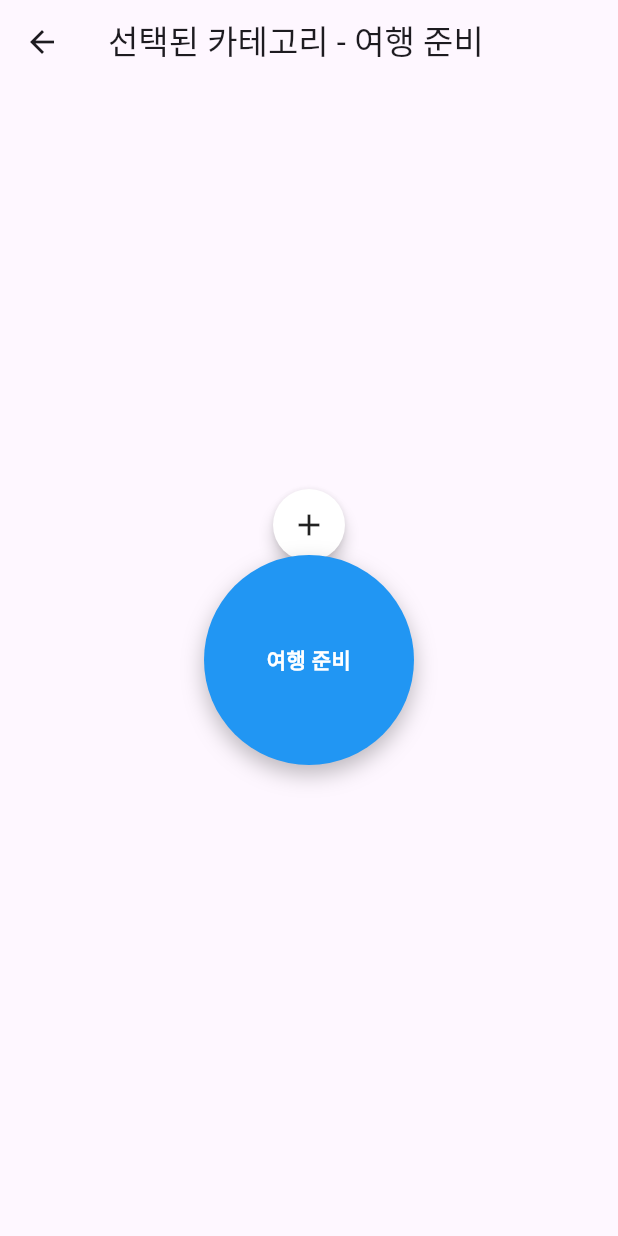
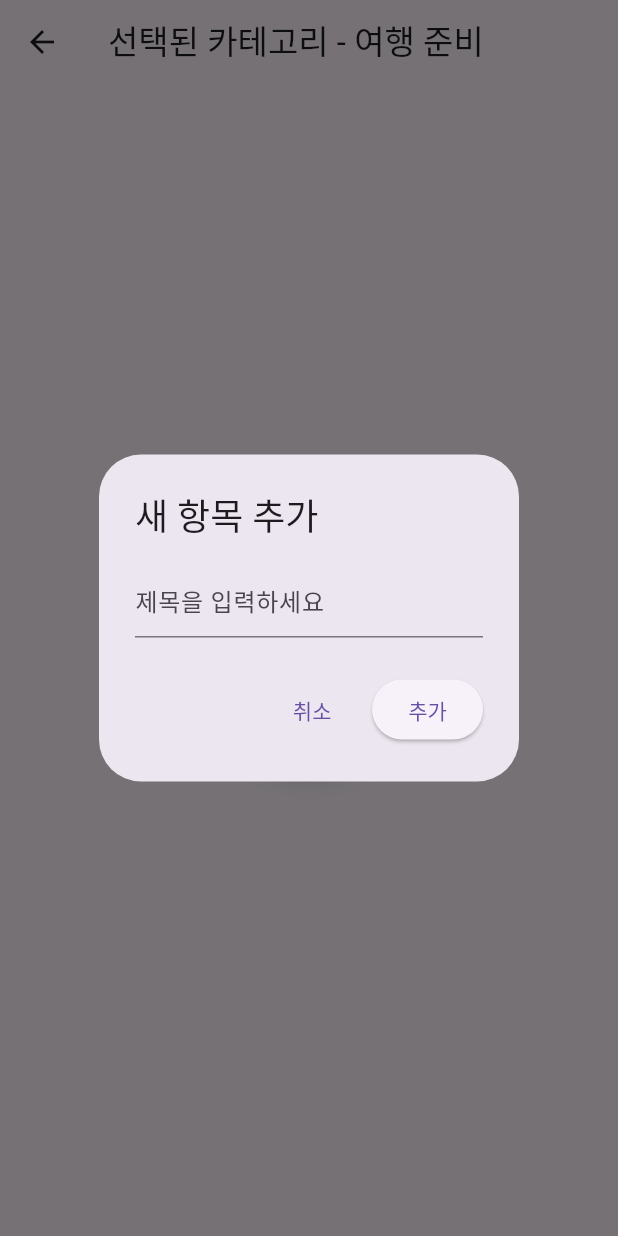
Before and after one commit to forthewy/pack-up-flutter, a Flutter app: the MindMapScreen screen opened directly with empty values, after a tap on "여행 준비", after a tap on the "add" icon, on a phone screen of 412 x 824 dp. Run offline on Flutter 3.47's test engine with Material 3 defaults, Android fonts, the phone set to English and light mode, and no system bars; our stand-ins replace isar; accounts and stored records are empty; generated files the repository leaves out were written again; Roboto replaces fonts that are missing (GowunDodumKor).

Commit message:
마인드맵 스크린 제작 #1 노드 추가 하는 중

```diff
--- a/lib/screens/mindmap_screen.dart
+++ b/lib/screens/mindmap_screen.dart
@@ -1,6 +1,7 @@
 import 'package:flutter/material.dart';
 import '../services/isar_service.dart';
 import '../models/item.dart';
+import 'package:isar/isar.dart';
 
 class MindMapScreen extends StatefulWidget {
   final int category;
@@ -19,59 +20,30 @@ class MindMapScreen extends StatefulWidget {
 class _MindMapScreenState extends State<MindMapScreen> {
 
   bool rootSelected = false;
+  List<Item> items = [];
 
   @override void initState() {
     // TODO: implement initState
     super.initState();
+    _loadRootItems();
   }
 
-//   List<Item> rootNodes = [];
-//   Map<int, List<Item>> childNodes = {};
+  List<Item> rootNodes = [];
+  Map<int, List<Item>> childNodes = {};
 //
-//   @override
-//   void initState() {
-//     super.initState();
-//     _ensureCategoryRoot();
-//   }
-//
-//   // ---------------- 중앙 루트 자동 생성 ----------------
-//   Future<void> _ensureCategoryRoot() async {
-//     final roots = await widget.isarService.getRootItems(widget.category);
-//
-//     if (roots.isNotEmpty) {
-//       setState(() => rootNodes = roots);
-//       return;
-//     }
-//
-//     final root = Item()
-//       ..title = _categoryName(widget.category)
-//       ..category = widget.category
-//       ..parentId = null;
-//
-//    // await widget.isarService.createItem(root);
-//
-//     _loadRootNodes();
-//   }
-//
-//   String _categoryName(int category) {
-//     const names = [
-//       "여행 준비",
-//       "시험 준비",
-//       "쇼핑 목록",
-//       "이사 체크",
-//       "운동 루틴",
-//       "하루 계획",
-//       "회사 준비",
-//       "기타 목록",
-//     ];
-//     return names[category];
-//   }
-//
-//   // ---------------- READ ROOT ----------------
-//   Future<void> _loadRootNodes() async {
-//     final nodes = await widget.isarService.getRootItems(widget.category);
-//     setState(() => rootNodes = nodes);
-//   }
+  Future<void> _loadRootItems() async {
+    final result = await isar.items
+        .filter()
+        .categoryEqualTo(widget.category)
+        .parentIdIsNull()
+        .findAll();
+
+    setState(() {
+      items = result;
+    });
+  }
+
+
 //
 //   // ---------------- READ CHILDREN ----------------
 //   Future<void> _loadChildren(int parentId) async {
@@ -79,50 +51,49 @@ class _MindMapScreenState extends State<MindMapScreen> {
 //     setState(() => childNodes[parentId] = children);
 //   }
 //
-//   // ---------------- CREATE NODE ----------------
-//   Future<void> _addNode(int? parentId) async {
-//     final controller = TextEditingController();
-//
-//     await showDialog(
-//       context: context,
-//       builder: (_) => AlertDialog(
-//         title: const Text("새 항목 추가"),
-//         content: TextField(
-//           controller: controller,
-//           decoration: const InputDecoration(hintText: "제목을 입력하세요"),
-//         ),
-//         actions: [
-//           TextButton(
-//             onPressed: () => Navigator.pop(context),
-//             child: const Text("취소"),
-//           ),
-//           ElevatedButton(
-//             onPressed: () async {
-//               if (controller.text.trim().isEmpty) return;
-//
-//               final item = Item()
-//                 ..title = controller.text.trim()
-//                 ..category = widget.category
-//                 ..parentId = parentId
-//                 ..createdAt = DateTime.now();
-//
-//               await widget.isarService.createItem(item);
-//
-//               Navigator.pop(context);
-//
-//               if (parentId == null) {
-//                 _loadRootNodes();
-//               } else {
-//                 _loadChildren(parentId);
-//               }
-//             },
-//             child: const Text("추가"),
-//           ),
-//         ],
-//       ),
-//     );
-//   }
-//
+  // ---------------- CREATE NODE ----------------
+  Future<void> _addNode(int? parentId) async {
+    final controller = TextEditingController();
+
+    await showDialog(
+      context: context,
+      builder: (_) => AlertDialog(
+        title: const Text("새 항목 추가"),
+        content: TextField(
+          controller: controller,
+          decoration: const InputDecoration(
+            hintText: "제목을 입력하세요",
+          ),
+        ),
+        actions: [
+          TextButton(
+            onPressed: () => Navigator.pop(context),
+            child: const Text("취소"),
+          ),
+          ElevatedButton(
+            onPressed: () async {
+              if (controller.text.trim().isEmpty) return;
+
+              final item = Item()
+                ..title = controller.text.trim()
+                ..category = widget.category
+                ..parentId = parentId
+                ..createdAt = DateTime.now();
+
+              await isar.writeTxn(() async {
+                await isar.items.put(item);
+              });
+
+              Navigator.pop(context);
+              _loadRootItems();
+            },
+            child: const Text("추가"),
+          ),
+        ],
+      ),
+    );
+  }
+
 //   // ---------------- UPDATE ----------------
 //   Future<void> _editNode(Item item) async {
 //     final controller = TextEditingController(text: item.title);
@@ -262,15 +233,15 @@ class _MindMapScreenState extends State<MindMapScreen> {
           alignment: Alignment.center,
           children: [
 
-            // 🔹 현수막 / + 버튼
+            // 안내 멘트 / + 버튼
             AnimatedSwitcher(
               duration: const Duration(milliseconds: 200),
               child: rootSelected
-                  ? _plusButton()
+                  ? _addButton()
                   : _hintBanner(),
             ),
 
-            // 🔹 중앙 노드
+            // 중앙 노드
             GestureDetector(
               onTap: () {
                 setState(() {
@@ -321,7 +292,7 @@ class _MindMapScreenState extends State<MindMapScreen> {
         borderRadius: BorderRadius.circular(20),
       ),
       child: const Text(
-        '노드를 클릭해서 추가하세요',
+        '노드를 클릭해서 추가/삭제/수정하세요',
         style: TextStyle(
           color: Colors.white,
           fontSize: 12,
@@ -329,10 +300,10 @@ class _MindMapScreenState extends State<MindMapScreen> {
       ),
     );
   }
-
-  Widget _plusButton() {
+  // 추가 버튼
+  Widget _addButton() {
     return Container(
-      key: const ValueKey('plus'),
+      key: const ValueKey('add'),
       margin: const EdgeInsets.only(bottom: 180),
       child: Material(
         color: Colors.white,
@@ -340,8 +311,9 @@ class _MindMapScreenState extends State<MindMapScreen> {
         elevation: 4,
         child: InkWell(
           customBorder: const CircleBorder(),
-          onTap: () {
-            debugPrint('➕ root add');
+          onTap: () async {
+            await _addNode(null); // 중앙 아래에 추가
+            rootSelected = false;
           },
           child: const Padding(
             padding: EdgeInsets.all(12),
```
